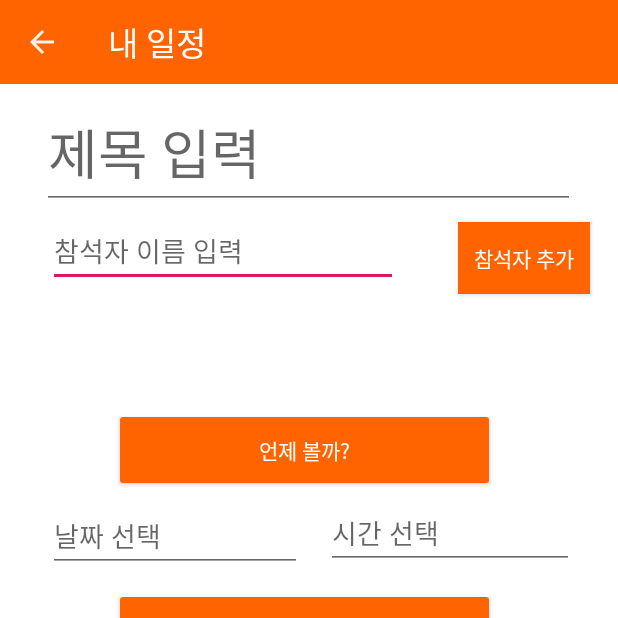
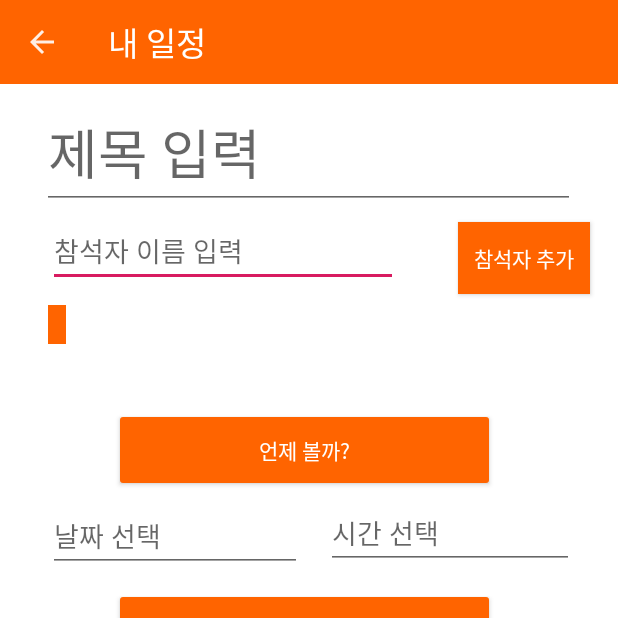
Before and after one commit to seungpyo/letsMeal, an Android app: the CreateScheduleActivity screen opened directly, with no data from a screen before it, on a phone screen of 412 x 824 dp, the top half of it. Run offline under Robolectric (Android 15) with nearby library versions, the phone set to English and light mode, and no system bars; our stand-ins replace Firebase (no records; nobody signed in at launch, a user with empty details on screens opened directly); 2 statements that could not run were skipped.

Commit message:
Implemented showing paticipant nametags, and fixed some small bugs

```diff
--- a/app/src/main/java/com/example/letsmeal/CreateScheduleActivity.java
+++ b/app/src/main/java/com/example/letsmeal/CreateScheduleActivity.java
@@ -13,6 +13,7 @@ import android.view.View;
 import android.widget.Button;
 import android.widget.DatePicker;
 import android.widget.EditText;
+import android.widget.LinearLayout;
 import android.widget.TextView;
 import android.widget.TimePicker;
 
@@ -20,7 +21,7 @@ import androidx.annotation.NonNull;
 import androidx.appcompat.app.AppCompatActivity;
 import androidx.appcompat.widget.Toolbar;
 
-import com.example.letsmeal.dummy.Person;
+import com.example.letsmeal.dummy.User;
 import com.example.letsmeal.dummy.Schedule;
 import com.google.android.gms.tasks.OnCompleteListener;
 import com.google.android.gms.tasks.Task;
@@ -31,6 +32,8 @@ import com.google.firebase.firestore.FirebaseFirestore;
 import com.google.firebase.firestore.Query;
 import com.google.firebase.firestore.QueryDocumentSnapshot;
 import com.google.firebase.firestore.QuerySnapshot;
+
+import org.w3c.dom.Text;
 
 import java.util.ArrayList;
 import java.util.Calendar;
@@ -52,14 +55,14 @@ public class CreateScheduleActivity extends AppCompatActivity {
     Button submitBtn;
     Toolbar createScheduleToolBar;
 
-    ArrayList<String> participantNames;
-    ArrayList<String> participantUIDs;
+    ArrayList<User> participants;
 
     FirebaseFirestore db;
     CollectionReference scheduleCollection;
     CollectionReference userCollection;
 
     Handler usersHandler;
+    LinearLayout participantsLinearLayout;
 
 
     @Override
@@ -67,18 +70,12 @@ public class CreateScheduleActivity extends AppCompatActivity {
         super.onCreate(savedInstanceState);
         setContentView(R.layout.activity_create_schedule);
 
-        db = FirebaseFirestore.getInstance();
-        scheduleCollection = db.collection(getString(R.string.firestore_schedule_collection));
-        userCollection = db.collection(getString(R.string.firestore_user_collection));
+        /* Get my User instance from MainActivity */
+        final User organizer = (User)getIntent().getSerializableExtra("organizer");
 
-        final String organizerUid = getIntent().getStringExtra("organizerUid");
-        final String organizerName = getIntent().getStringExtra("organizerName");
-        participantUIDs = new ArrayList<>();
-        participantUIDs.add(organizerUid);
-        participantNames = new ArrayList<>();
-        participantNames.add(organizerName);
+        /* Initialize fields */
 
-        this.schedule = new Schedule(organizerUid);
+        this.schedule = new Schedule(organizer);
         this.dateCalendar = Calendar.getInstance();
         this.timeCalendar = Calendar.getInstance();
 
@@ -92,11 +89,31 @@ public class CreateScheduleActivity extends AppCompatActivity {
         this.findUidBtn = findViewById(R.id.findUidBtn);
         this.submitBtn = findViewById(R.id.submitBtn);
         this.createScheduleToolBar = findViewById(R.id.createScheduleToolBar);
+        this.participantsLinearLayout = findViewById(R.id.participantsLinearLayout);
+
+        this.usersHandler = new Handler();
+
+        this.db = FirebaseFirestore.getInstance();
+        this.scheduleCollection = db.collection(getString(R.string.firestore_schedule_collection));
+        this.userCollection = db.collection(getString(R.string.firestore_user_collection));
+
+        /* Initialize Toolbar */
 
         setSupportActionBar(this.createScheduleToolBar);
         getSupportActionBar().setHomeAsUpIndicator(R.drawable.ic_arrow_back_black_24dp);
         getSupportActionBar().setDisplayHomeAsUpEnabled(true);
         getSupportActionBar().setDisplayShowHomeEnabled(true);
+
+        /* Initialize participant ArrayList and nametags */
+
+        this.participants = new ArrayList<>();
+        participants.add(organizer);
+        TextView tv = (TextView) getLayoutInflater().inflate(R.layout.nametag, null);
+        tv.setText(organizer.getName());
+        participantsLinearLayout.addView(tv);
+
+
+        /* set listeners */
 
         dateText.setOnClickListener(new EditText.OnClickListener() {
             @Override
@@ -104,6 +121,7 @@ public class CreateScheduleActivity extends AppCompatActivity {
                 currentDatePickerDialog().show();
             }
         });
+
         timeText.setOnClickListener(new EditText.OnClickListener() {
             @Override
             public void onClick(View v) {
@@ -111,8 +129,6 @@ public class CreateScheduleActivity extends AppCompatActivity {
             }
         });
 
-
-        this.usersHandler = new Handler();
         findUidBtn.setOnClickListener(findUidBtnOnClickListener);
 
         submitBtn.setOnClickListener(submitBtnOnclickListener);
@@ -179,12 +195,14 @@ public class CreateScheduleActivity extends AppCompatActivity {
         public void onClick(View v) {
 
             CreateScheduleActivity.this.personNotFoundLabel.setVisibility(View.INVISIBLE);
+            final String name = participantsText.getText().toString();
+
+            participantsText.setText("");
 
             //TODO: Check if the requested name's UID is already in local device due to a previous query.
 
             class FetchUidFromFirestore implements Runnable {
                 public void run() {
-                    final String name = participantsText.getText().toString();
                     final Query query = userCollection.whereEqualTo("name", name);
                     query.get().addOnCompleteListener(new OnCompleteListener<QuerySnapshot>() {
                         @Override
@@ -200,12 +218,17 @@ public class CreateScheduleActivity extends AppCompatActivity {
                                 for (final QueryDocumentSnapshot document : task.getResult()) {
                                     // User document has UID as its document ID.
                                     final String uid = document.getId();
-                                    if (!participantUIDs.contains(uid)) {
+                                    final User user = new User(uid, name);
+                                    if (!participants.contains(user)) {
                                         usersHandler.post(new Runnable() {
                                             @Override
                                             public void run() {
-                                                participantUIDs.add(uid);
+                                                participants.add(user);
                                                 // TODO: Update UI using user name tags.
+                                                TextView nametag =
+                                                        (TextView) getLayoutInflater().inflate(R.layout.nametag, null);
+                                                nametag.setText(name);
+                                                participantsLinearLayout.addView(nametag);
                                                 Log.d(TAG, "Added " + document.get("name") + ", uid = " + document.get("uid"));
                                             }
                                         });
@@ -252,7 +275,7 @@ public class CreateScheduleActivity extends AppCompatActivity {
             Log.d(TAG, schedule.timestampToCalendar().toString());
             schedule.setPlace(placeText.getText().toString());
 
-            schedule.setParticipants(participantUIDs);
+            schedule.setParticipants(participants);
 
             Intent resultSchedule = new Intent();
             resultSchedule.putExtra("schedule", schedule);
--- a/app/src/main/java/com/example/letsmeal/dummy/Schedule.java
+++ b/app/src/main/java/com/example/letsmeal/dummy/Schedule.java
@@ -15,7 +15,7 @@ public class Schedule implements Serializable {
      * @param id A distinct ID for each schedule. Can we replace it with ID from Cloud Firestore?
      */
     public long id;
-    public String organizerUid;
+    public User organizer;
     public String title;
 
     // Firebase only supports timestamp.
@@ -26,7 +26,8 @@ public class Schedule implements Serializable {
     public String place;
 
     // We store participants as a list of Person.ID.
-    public ArrayList<String> participants;
+    public ArrayList<String> participantUids;
+    public ArrayList<User> participants;
     public HashMap<String, Boolean> participates;
 
     public String description;
@@ -44,23 +45,22 @@ public class Schedule implements Serializable {
     public Schedule(){
         // Dummy no-argument constructor for FireStore compatibility.
         this.participants = new ArrayList<>();
+        this.participantUids = new ArrayList<>();
     }
 
-    public Schedule(String organizerUid) {
-
-        if (organizerUid == null) {
-            Log.d(TAG, "organizer uid is null");
-            Log.d(TAG, "ORGANIZER UID SHOULD NEVER BE NULL!!!");
+    public Schedule(User organizer) {
+        if (organizer == null) {
+            Log.d(TAG, "got null organizer, violating integrity constraint");
         }
 
-        this.organizerUid = organizerUid;
+        this.organizer = organizer;
         this.description = "";
 
         this.participants = new ArrayList<>();
-        this.participants.add(organizerUid);
+        this.participants.add(organizer);
 
-        Log.d(TAG, this.organizerUid);
-
+        this.participantUids = new ArrayList<>();
+        this.participantUids.add(organizer.getUid());
     }
 
 
@@ -68,9 +68,7 @@ public class Schedule implements Serializable {
     public long getId() {
         return id;
     }
-    public String getOrganizerUid() {
-        return organizerUid;
-    }
+    public User getOrganizer() { return organizer; }
     public String getTitle() {
         return this.title;
     }
@@ -91,7 +89,10 @@ public class Schedule implements Serializable {
     public String getDescription() {
         return this.description;
     }
-    public ArrayList<String> getParticipants() {
+    public ArrayList<String> getParticipantUids() {
+        return participantUids;
+    }
+    public ArrayList<User> getParticipants() {
         return participants;
     }
     public HashMap<String, Boolean> getParticipates() {
@@ -128,10 +129,15 @@ public class Schedule implements Serializable {
     public void setPlace(String place) {
         this.place = place;
     }
-    public void setDescription(String description) {this.description = description;}
+    public void setDescription(String description) {
+        this.description = description;
+    }
+    public void setParticipants(ArrayList<User> participants) {
+        this.participants = participants;
+    }
 
-    public void setParticipants(ArrayList<String> participants) {
-        this.participants = participants;
+    public void setParticipantUids(ArrayList<String> participantUids) {
+        this.participantUids = participantUids;
     }
 
     /**
@@ -178,7 +184,8 @@ public class Schedule implements Serializable {
         Calendar cal = Calendar.getInstance();
         cal.setTimeInMillis(this.timestamp);
         str = "Schedule ID : " + id;
-        str += ", organizerUID = " + organizerUid;
+        str += ", organizer name = " + organizer.getName();
+        str += ", organizerUID = " + organizer.getUid();
         str += ", title = " + title;
         str += ", date = " + Schedule.getDateString(cal);
         str += ", time = " + Schedule.getTimeString(cal);
--- a/app/src/main/res/layout/activity_create_schedule.xml
+++ b/app/src/main/res/layout/activity_create_schedule.xml
@@ -167,4 +167,14 @@
         app:titleTextAppearance="@style/TextAppearance.AppCompat.Large"
         app:titleTextColor="@android:color/white" />
 
+    <LinearLayout
+        android:id="@+id/participantsLinearLayout"
+        android:layout_width="360dp"
+        android:layout_height="26dp"
+        android:layout_marginStart="32dp"
+        android:layout_marginTop="12dp"
+        android:orientation="horizontal"
+        app:layout_constraintStart_toStartOf="parent"
+        app:layout_constraintTop_toBottomOf="@+id/participantsText"></LinearLayout>
+
 </androidx.constraintlayout.widget.ConstraintLayout>
--- /dev/null
+++ b/app/src/main/res/layout/nametag.xml
@@ -0,0 +1,21 @@
+<?xml version="1.0" encoding="utf-8"?>
+<TextView xmlns:android="http://schemas.android.com/apk/res/android"
+    xmlns:app="http://schemas.android.com/apk/res-auto"
+    android:id="@+id/nametag"
+    android:layout_width="wrap_content"
+    android:layout_height="wrap_content"
+    android:layout_gravity="center"
+    android:layout_margin="4dp"
+    android:layout_marginHorizontal="4dp"
+    android:layout_marginLeft="4dp"
+    android:layout_marginTop="4dp"
+    android:layout_marginEnd="4dp"
+    android:layout_marginRight="4dp"
+    android:layout_marginBottom="4dp"
+    android:background="@color/appOrange"
+    android:gravity="center"
+    android:paddingHorizontal="6dp"
+    android:paddingVertical="4dp"
+    android:text=""
+    android:textColor="@android:color/white"
+    android:textSize="14sp" />
```
Also changed, not shown: app/src/main/java/com/example/letsmeal/ItemCard.java (+4 -3 lines), app/src/main/java/com/example/letsmeal/MainActivity.java (+13 -12 lines), app/src/main/java/com/example/letsmeal/RecyclerViewAdapter.java (+9 -1 lines), app/src/main/java/com/example/letsmeal/SplashActivity.java (+66 -12 lines), app/src/main/java/com/example/letsmeal/dummy/Person.java (deleted, +0 -22 lines), app/src/main/java/com/example/letsmeal/dummy/User.java (added, +57 -0 lines).
